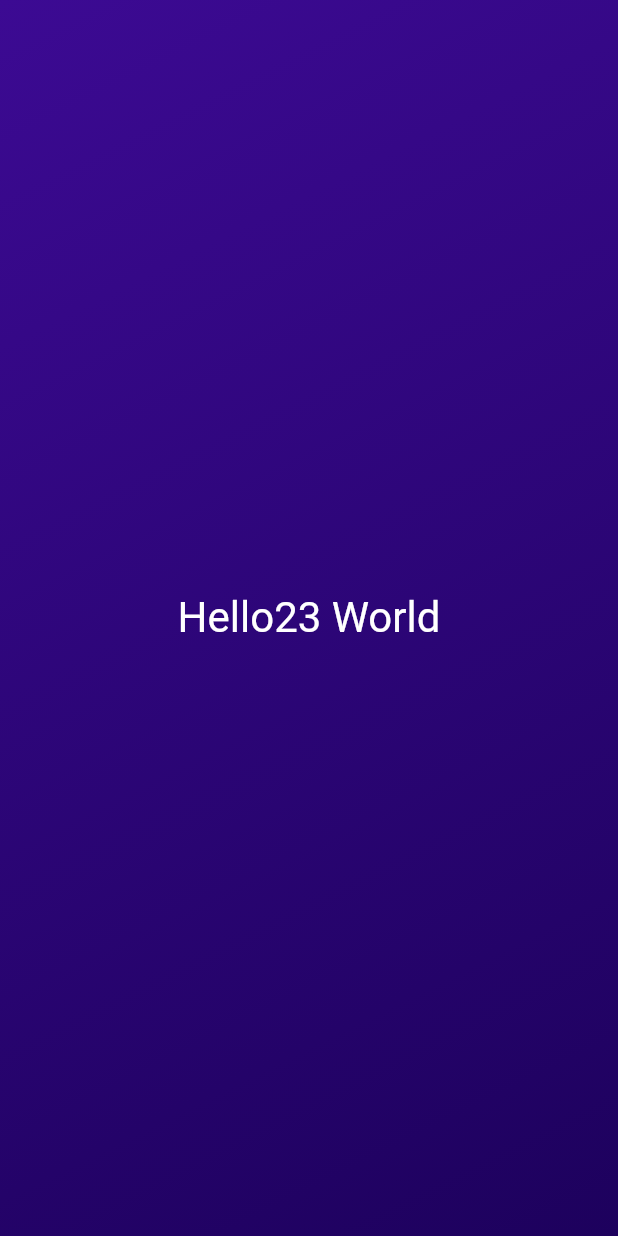
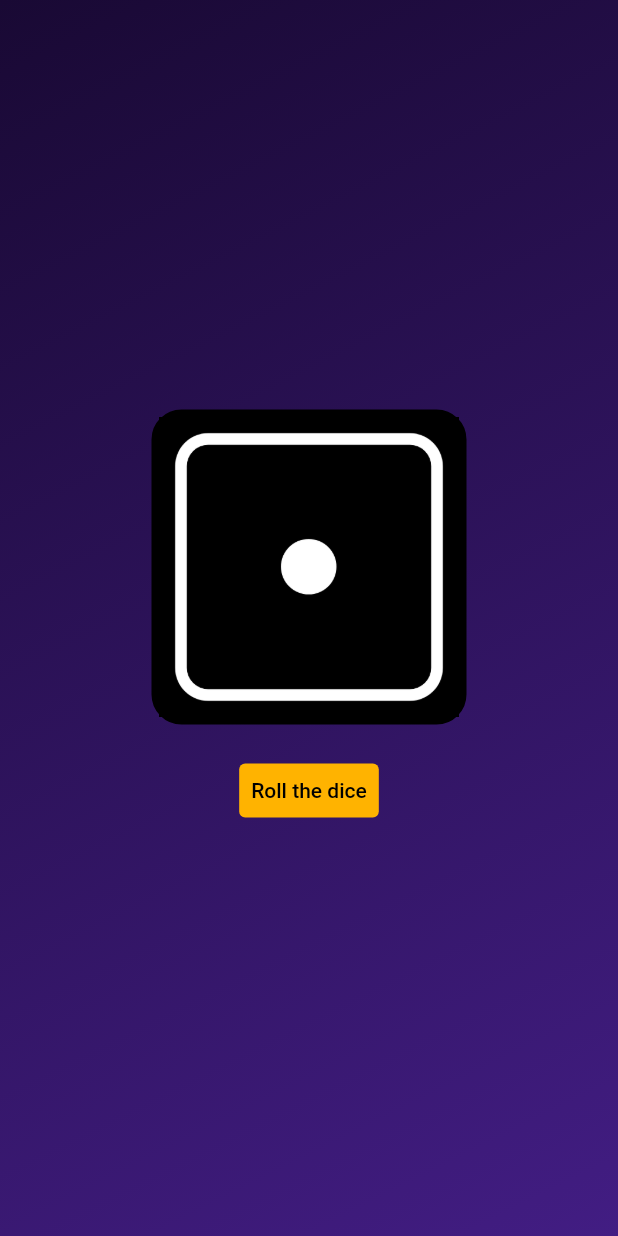
Before and after one commit to samiulalimseam/roll-dice-app, a Flutter app: the screen it shows after launch, on a phone screen of 412 x 824 dp. Run offline on Flutter 3.47's test engine with Material 2 defaults, Android fonts, the phone set to English and light mode, and no system bars.

Commit message:
added dice assets and increamenter changes

```diff
--- /dev/null
+++ b/lib/dice_roller.dart
@@ -0,0 +1,56 @@
+import 'package:flutter/material.dart';
+
+class DiceRoller extends StatefulWidget {
+  const DiceRoller({super.key});
+  @override
+  State<DiceRoller> createState() {
+    return _DiceRollerState();
+  }
+}
+
+class _DiceRollerState extends State<DiceRoller> {
+  var activeDiceImage = 1;
+  void rollDice() {
+// function body
+
+    setState(() {
+      if (activeDiceImage == 6) {
+        activeDiceImage = 1;
+      } else {
+        activeDiceImage++;
+      }
+    });
+
+    ScaffoldMessenger.of(context).showSnackBar(const SnackBar(
+      content: Text("Button Clicked"),
+    ));
+  }
+
+  @override
+  Widget build(context) {
+    return Column(
+      mainAxisSize: MainAxisSize.min,
+      children: [
+        Container(
+            decoration: BoxDecoration(
+                border: Border.all(width: 5),
+                borderRadius: BorderRadius.circular(20)),
+            child: Image.asset('assets/images/dice-$activeDiceImage.png',
+                width: 200)),
+        const SizedBox(
+          height: 20,
+        ),
+        TextButton(
+          style: TextButton.styleFrom(
+              foregroundColor: Colors.cyanAccent,
+              backgroundColor: Colors.amber[600]),
+          onPressed: rollDice,
+          child: const Text(
+            'Roll the dice',
+            style: TextStyle(color: Colors.black),
+          ),
+        ),
+      ],
+    );
+  }
+}
--- /dev/null
+++ b/lib/gradiant_container_w.dart
@@ -0,0 +1,24 @@
+import 'package:flutter/material.dart';
+import 'package:roll_dice/dice_roller.dart';
+
+const gradiantBegin = Alignment.topLeft;
+const gradiantEnd = Alignment.bottomRight;
+
+class GradiantContainer extends StatelessWidget {
+  const GradiantContainer(this.color1, this.color2, {super.key});
+  final Color color1;
+  final Color color2;
+
+  @override
+  Widget build(context) {
+    return Container(
+      decoration: BoxDecoration(
+        gradient: LinearGradient(
+            colors: [color1, color2], begin: gradiantBegin, end: gradiantEnd),
+      ),
+      child: const Center(
+        child: DiceRoller(),
+      ),
+    );
+  }
+}
```
Also changed, not shown: lib/main.dart (+7 -15 lines), lib/styled_text_w.dart (added, +13 -0 lines), pubspec.yaml (+7 -3 lines), assets/images/dice-1.png (added), assets/images/dice-2.png (added), assets/images/dice-3.png (added), assets/images/dice-4.png (added), assets/images/dice-5.png (added), assets/images/dice-6.png (added), 1 other file.
